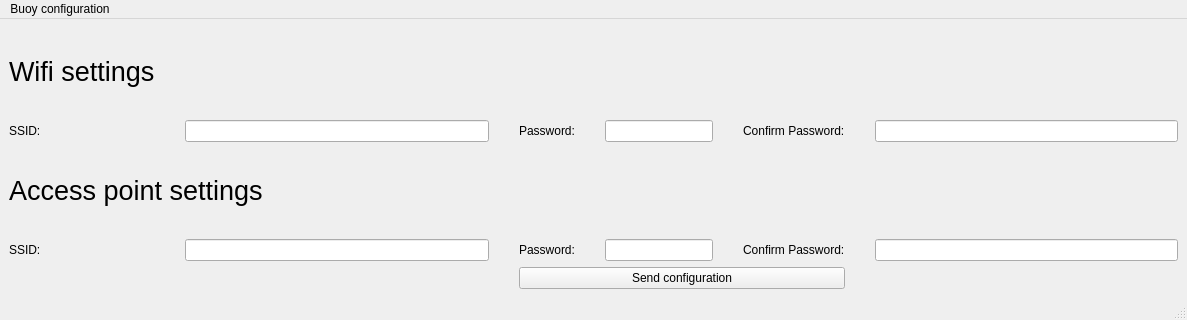
Before: the Qt Designer form CodePython/UsedFunctions/buoyConfigOOP/mainWindow.ui in Zackary-Vanche/Bouees_GNSS, drawn with Qt 5.
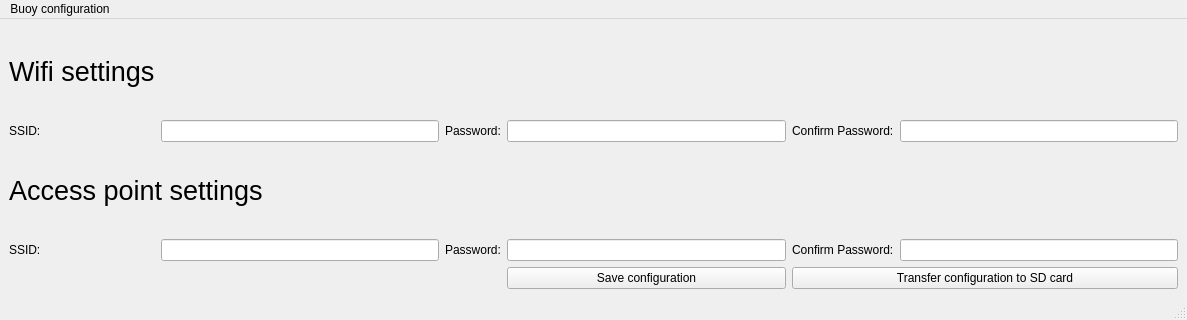
After: the same form once the commit is applied.

Commit message: Add push button and functionallities to transfer configuration to RPi SD card

The edit to the form file:
```diff
--- a/CodePython/UsedFunctions/buoyConfigOOP/mainWindow.ui
+++ b/CodePython/UsedFunctions/buoyConfigOOP/mainWindow.ui
@@ -15,17 +15,7 @@
   </property>
   <widget class="QWidget" name="centralwidget">
    <layout class="QGridLayout" name="gridLayout_3">
-    <property name="horizontalSpacing">
-     <number>30</number>
-    </property>
-    <item row="4" column="6">
-     <widget class="QLineEdit" name="accessPoint_ConfirmPWD_lineEdit">
-      <property name="echoMode">
-       <enum>QLineEdit::Password</enum>
-      </property>
-     </widget>
-    </item>
-    <item row="1" column="0">
+    <item row="0" column="0">
      <widget class="QLabel" name="wifi_TITLE_label">
       <property name="font">
        <font>
@@ -37,88 +27,38 @@
       </property>
      </widget>
     </item>
-    <item row="2" column="3" colspan="2">
-     <widget class="QLineEdit" name="wifi_PSK_lineEdit">
-      <property name="echoMode">
-       <enum>QLineEdit::Password</enum>
-      </property>
-     </widget>
-    </item>
-    <item row="5" column="2" colspan="4">
-     <widget class="QPushButton" name="sendConfig_pushButton">
-      <property name="text">
-       <string>Send configuration</string>
-      </property>
-     </widget>
-    </item>
-    <item row="4" column="3" colspan="2">
-     <widget class="QLineEdit" name="accessPoint_PWD_lineEdit">
-      <property name="echoMode">
-       <enum>QLineEdit::Password</enum>
-      </property>
-     </widget>
-    </item>
-    <item row="4" column="5">
-     <widget class="QLabel" name="accessPoint_ConfirmPWD_label">
-      <property name="text">
-       <string>Confirm Password:</string>
-      </property>
-     </widget>
-    </item>
-    <item row="3" column="0" colspan="2">
-     <widget class="QLabel" name="accessPoint_TITLE_label">
-      <property name="font">
-       <font>
-        <pointsize>20</pointsize>
-       </font>
-      </property>
-      <property name="text">
-       <string>Access point settings</string>
-      </property>
-     </widget>
-    </item>
-    <item row="4" column="1">
-     <widget class="QLineEdit" name="accessPoint_SSID_lineEdit"/>
-    </item>
-    <item row="4" column="0">
-     <widget class="QLabel" name="accessPoint_SSID_label">
-      <property name="text">
-       <string>SSID:</string>
-      </property>
-     </widget>
-    </item>
-    <item row="2" column="5">
-     <widget class="QLabel" name="wifi_ConfirmPSK_label">
-      <property name="text">
-       <string>Confirm Password:</string>
-      </property>
-     </widget>
-    </item>
-    <item row="4" column="2">
-     <widget class="QLabel" name="accessPoint_PWD_label">
-      <property name="text">
-       <string>Password:</string>
-      </property>
-     </widget>
-    </item>
-    <item row="2" column="0">
+    <item row="1" column="0">
      <widget class="QLabel" name="wifi_SSID_label">
       <property name="text">
        <string>SSID:</string>
       </property>
      </widget>
     </item>
-    <item row="2" column="1">
+    <item row="1" column="1">
      <widget class="QLineEdit" name="wifi_SSID_lineEdit"/>
     </item>
-    <item row="2" column="2">
+    <item row="1" column="2">
      <widget class="QLabel" name="wifi_PSK_label">
       <property name="text">
        <string>Password:</string>
       </property>
      </widget>
     </item>
-    <item row="2" column="6">
+    <item row="1" column="3">
+     <widget class="QLineEdit" name="wifi_PSK_lineEdit">
+      <property name="echoMode">
+       <enum>QLineEdit::Password</enum>
+      </property>
+     </widget>
+    </item>
+    <item row="1" column="4">
+     <widget class="QLabel" name="wifi_ConfirmPSK_label">
+      <property name="text">
+       <string>Confirm Password:</string>
+      </property>
+     </widget>
+    </item>
+    <item row="1" column="5">
      <widget class="QLineEdit" name="wifi_ConfirmPSK_lineEdit">
       <property name="text">
        <string/>
@@ -128,6 +68,70 @@
       </property>
      </widget>
     </item>
+    <item row="2" column="0" colspan="2">
+     <widget class="QLabel" name="accessPoint_TITLE_label">
+      <property name="font">
+       <font>
+        <pointsize>20</pointsize>
+       </font>
+      </property>
+      <property name="text">
+       <string>Access point settings</string>
+      </property>
+     </widget>
+    </item>
+    <item row="3" column="0">
+     <widget class="QLabel" name="accessPoint_SSID_label">
+      <property name="text">
+       <string>SSID:</string>
+      </property>
+     </widget>
+    </item>
+    <item row="3" column="1">
+     <widget class="QLineEdit" name="accessPoint_SSID_lineEdit"/>
+    </item>
+    <item row="3" column="2">
+     <widget class="QLabel" name="accessPoint_PWD_label">
+      <property name="text">
+       <string>Password:</string>
+      </property>
+     </widget>
+    </item>
+    <item row="3" column="3">
+     <widget class="QLineEdit" name="accessPoint_PWD_lineEdit">
+      <property name="echoMode">
+       <enum>QLineEdit::Password</enum>
+      </property>
+     </widget>
+    </item>
+    <item row="3" column="4">
+     <widget class="QLabel" name="accessPoint_ConfirmPWD_label">
+      <property name="text">
+       <string>Confirm Password:</string>
+      </property>
+     </widget>
+    </item>
+    <item row="3" column="5">
+     <widget class="QLineEdit" name="accessPoint_ConfirmPWD_lineEdit">
+      <property name="echoMode">
+       <enum>QLineEdit::Password</enum>
+      </property>
+     </widget>
+    </item>
+    <item row="4" column="3">
+     <widget class="QPushButton" name="saveConfig_pushButton">
+      <property name="text">
+       <string>Save configuration</string>
+      </property>
+     </widget>
+    </item>
+    <item row="4" column="4" colspan="2">
+     <widget class="QPushButton" name="sendConfig_pushButton_2">
+      <property name="text">
+       <string>Transfer configuration to SD card</string>
+      </property>
+     </widget>
+    </item>
    </layout>
   </widget>
   <widget class="QMenuBar" name="menubar">
```
Left out of the diff: 1 changed line with no effect on the pictures. The commit also changes 6 other files.
